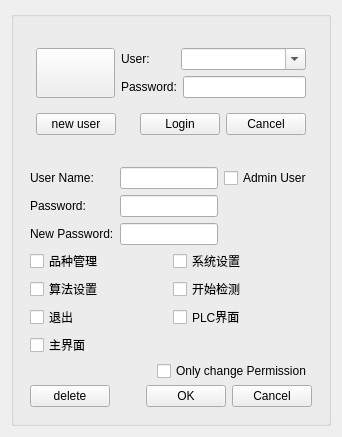
This is userwidget.ui in wwlzq5/3tai as Qt 5 draws it before an edit. The edited form follows.
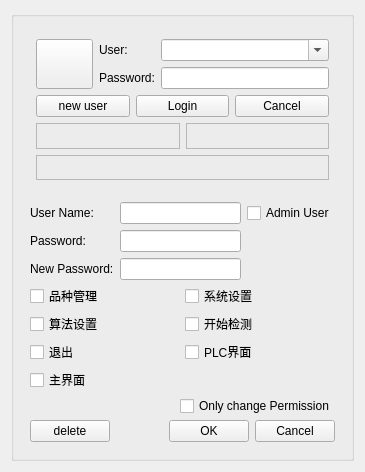
This is the edited form.

```diff
--- a/userwidget.ui
+++ b/userwidget.ui
@@ -6,8 +6,8 @@
    <rect>
     <x>0</x>
     <y>0</y>
-    <width>342</width>
-    <height>437</height>
+    <width>365</width>
+    <height>472</height>
    </rect>
   </property>
   <property name="maximumSize">
@@ -27,57 +27,19 @@
      </property>
      <layout class="QGridLayout" name="gridLayout">
       <item row="0" column="0">
-       <layout class="QVBoxLayout" name="verticalLayout_3" stretch="3,5">
+       <layout class="QVBoxLayout" name="verticalLayout_3" stretch="5,5">
         <property name="bottomMargin">
          <number>0</number>
         </property>
         <item>
          <widget class="QWidget" name="widget_LogIn" native="true">
-          <layout class="QGridLayout" name="gridLayout_4">
-           <item row="1" column="1">
-            <spacer name="horizontalSpacer">
-             <property name="orientation">
-              <enum>Qt::Horizontal</enum>
-             </property>
-             <property name="sizeHint" stdset="0">
-              <size>
-               <width>166</width>
-               <height>20</height>
-              </size>
-             </property>
-            </spacer>
-           </item>
-           <item row="1" column="2">
-            <layout class="QHBoxLayout" name="horizontalLayout_3">
-             <item>
-              <widget class="QPushButton" name="pushButton_login">
-               <property name="text">
-                <string>Login</string>
-               </property>
-              </widget>
-             </item>
-             <item>
-              <widget class="QPushButton" name="pushButton_close">
-               <property name="text">
-                <string>Cancel</string>
-               </property>
-              </widget>
-             </item>
-            </layout>
-           </item>
-           <item row="1" column="0">
-            <widget class="QPushButton" name="pushButton_NewUser">
-             <property name="text">
-              <string>new user</string>
-             </property>
-            </widget>
-           </item>
-           <item row="0" column="0" colspan="3">
-            <layout class="QHBoxLayout" name="horizontalLayout_5" stretch="3,7">
+          <layout class="QGridLayout" name="gridLayout_6">
+           <item row="0" column="0">
+            <layout class="QHBoxLayout" name="horizontalLayout_2" stretch="2,8">
              <item>
               <widget class="QPushButton" name="pushButton_image">
                <property name="sizePolicy">
-                <sizepolicy hsizetype="Minimum" vsizetype="Preferred">
+                <sizepolicy hsizetype="Preferred" vsizetype="Preferred">
                  <horstretch>0</horstretch>
                  <verstretch>0</verstretch>
                 </sizepolicy>
@@ -91,43 +53,106 @@
               </widget>
              </item>
              <item>
-              <layout class="QVBoxLayout" name="verticalLayout">
-               <item>
-                <layout class="QHBoxLayout" name="horizontalLayout_2" stretch="3,7">
-                 <item>
+              <layout class="QGridLayout" name="gridLayout_4" columnminimumwidth="1,2">
+               <item row="0" column="0">
                   <widget class="QLabel" name="label_user">
                    <property name="text">
                     <string>User:</string>
                    </property>
                   </widget>
                  </item>
-                 <item>
+               <item row="0" column="1">
                   <widget class="QComboBox" name="comboBoxUser">
                    <property name="editable">
                     <bool>true</bool>
                    </property>
                   </widget>
                  </item>
-                </layout>
-               </item>
-               <item>
-                <layout class="QHBoxLayout" name="horizontalLayout_4" stretch="3,7">
-                 <item>
+               <item row="1" column="0">
                   <widget class="QLabel" name="label_password">
                    <property name="text">
                     <string>Password:</string>
                    </property>
                   </widget>
                  </item>
-                 <item>
+               <item row="1" column="1">
                   <widget class="QLineEdit" name="lineEdit_passWord"/>
                  </item>
                 </layout>
                </item>
               </layout>
              </item>
+           <item row="1" column="0">
+            <layout class="QHBoxLayout" name="horizontalLayout_3">
+             <item>
+              <widget class="QPushButton" name="pushButton_NewUser">
+               <property name="text">
+                <string>new user</string>
+               </property>
+              </widget>
+             </item>
+             <item>
+              <widget class="QPushButton" name="pushButton_login">
+               <property name="text">
+                <string>Login</string>
+               </property>
+              </widget>
+             </item>
+             <item>
+              <widget class="QPushButton" name="pushButton_close">
+               <property name="text">
+                <string>Cancel</string>
+               </property>
+              </widget>
+             </item>
             </layout>
            </item>
+           <item row="2" column="0">
+            <layout class="QHBoxLayout" name="horizontalLayout_4">
+             <item>
+              <widget class="QLabel" name="label">
+               <property name="frameShape">
+                <enum>QFrame::StyledPanel</enum>
+               </property>
+               <property name="text">
+                <string/>
+               </property>
+               <property name="textFormat">
+                <enum>Qt::AutoText</enum>
+               </property>
+               <property name="alignment">
+                <set>Qt::AlignLeading|Qt::AlignLeft|Qt::AlignVCenter</set>
+               </property>
+              </widget>
+             </item>
+             <item>
+              <widget class="QLabel" name="label_2">
+               <property name="frameShape">
+                <enum>QFrame::StyledPanel</enum>
+               </property>
+               <property name="text">
+                <string/>
+               </property>
+               <property name="alignment">
+                <set>Qt::AlignLeading|Qt::AlignLeft|Qt::AlignVCenter</set>
+               </property>
+              </widget>
+             </item>
+            </layout>
+           </item>
+           <item row="3" column="0">
+            <widget class="QLabel" name="label_3">
+             <property name="frameShape">
+              <enum>QFrame::StyledPanel</enum>
+             </property>
+             <property name="text">
+              <string/>
+             </property>
+             <property name="alignment">
+              <set>Qt::AlignLeading|Qt::AlignLeft|Qt::AlignVCenter</set>
+             </property>
+            </widget>
+           </item>
           </layout>
          </widget>
         </item>
```
Lines whose indentation alone changed are shown as unchanged.
